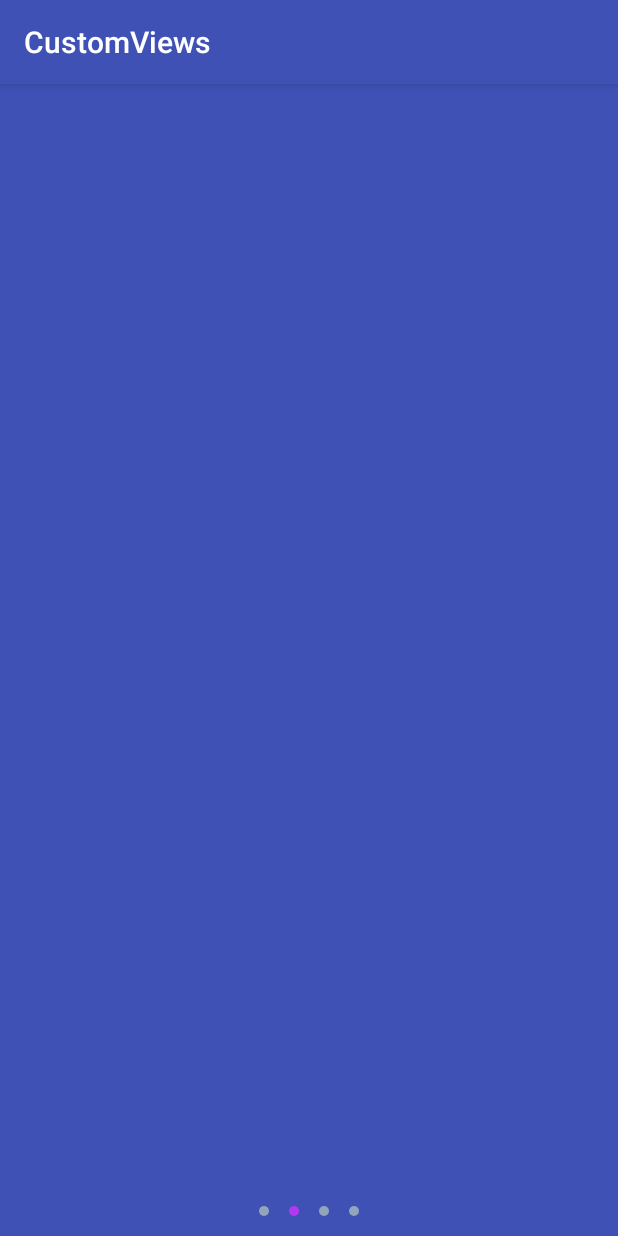
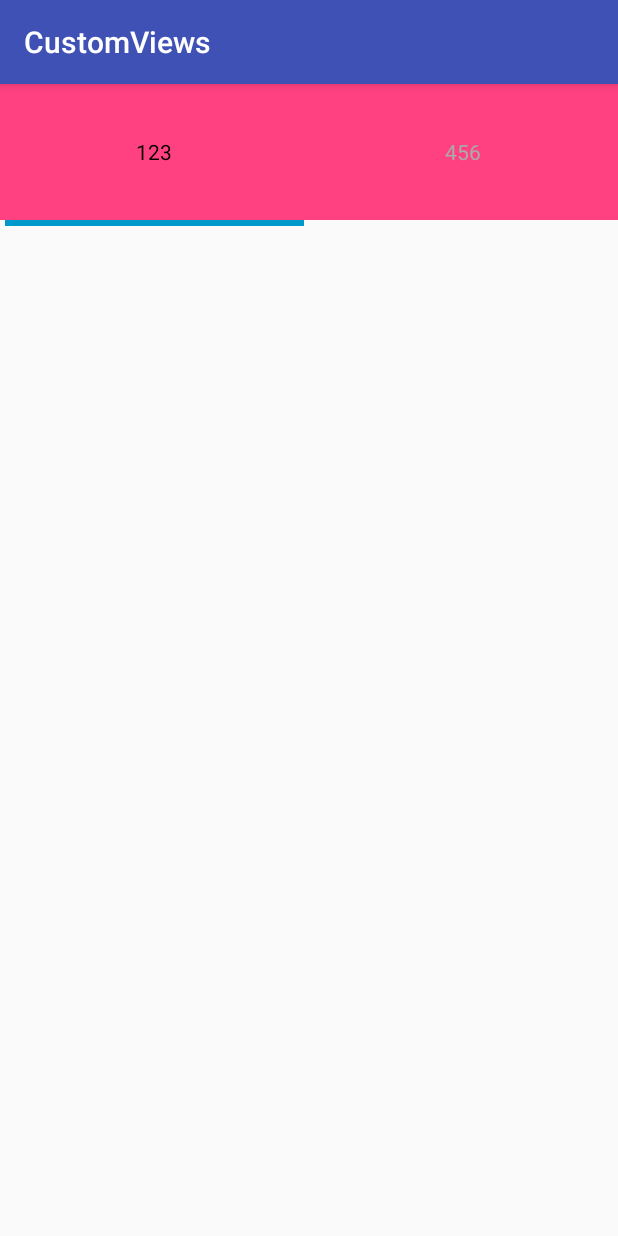
Before and after one commit to Muin613/CustomViews, an Android app: the screen it shows after launch (BannerTestAct before the commit, MainActivity after it), on a phone screen of 412 x 824 dp. Run offline under Robolectric (Android 15) with nearby library versions, the phone set to English and light mode, and no system bars.

Commit message:
增加简易的tablayout

```diff
--- a/app/src/main/AndroidManifest.xml
+++ b/app/src/main/AndroidManifest.xml
@@ -9,7 +9,7 @@
         android:roundIcon="@mipmap/ic_launcher_round"
         android:supportsRtl="true"
         android:theme="@style/AppTheme">
-        <activity android:name=".BannerTestAct">
+        <activity android:name=".MainActivity">
             <intent-filter>
                 <action android:name="android.intent.action.MAIN" />
 
--- a/app/src/main/java/com/mh/customviews/MainActivity.java
+++ b/app/src/main/java/com/mh/customviews/MainActivity.java
@@ -2,6 +2,7 @@ package com.mh.customviews;
 
 import android.support.v7.app.AppCompatActivity;
 import android.os.Bundle;
+import android.view.Gravity;
 import android.view.View;
 
 import com.mh.customviews.Chart.LineChart.ILineData;
@@ -10,6 +11,8 @@ import com.mh.customviews.Chart.LineChart.MHLineChart;
 import com.mh.customviews.Chart.PieChart.IPieData;
 import com.mh.customviews.Chart.PieChart.MHPieChart;
 import com.mh.customviews.Chart.PieChart.PieData;
+import com.mh.customviews.Tab.MHTabItem;
+import com.mh.customviews.Tab.MHTabLayout;
 
 import java.util.ArrayList;
 import java.util.List;
@@ -18,20 +21,24 @@ import java.util.Random;
 public class MainActivity extends AppCompatActivity {
     MHPieChart btn;
     MHLineChart lineChart;
+    MHTabLayout tabLayout;
 
     @Override
     protected void onCreate(Bundle savedInstanceState) {
         super.onCreate(savedInstanceState);
-        setContentView(R.layout.activity_main);
-        btn = (MHPieChart) findViewById(R.id.text);
-        lineChart = (MHLineChart) findViewById(R.id.lineChart);
+//        setContentView(R.layout.activity_main);
+//        btn = (MHPieChart) findViewById(R.id.text);
+//        lineChart = (MHLineChart) findViewById(R.id.lineChart);
+//
+//       showPieChart();
+//showLineChart();
 
-       showPieChart();
-//showLineChart();
+        setContentView(R.layout.act_tablayout);
+        tablayout();
 
     }
 
-    void showLineChart(){
+    void showLineChart() {
         lineChart.setVisibility(View.VISIBLE);
         Random random = new Random();
         List<ILineData> datas = new ArrayList<>();
@@ -44,7 +51,8 @@ public class MainActivity extends AppCompatActivity {
 
         lineChart.setTotalX(5).setTotalY(6).build().drawLine(datas);
     }
-    void showPieChart(){
+
+    void showPieChart() {
         btn.setVisibility(View.VISIBLE);
         Random random = new Random();
 
@@ -62,4 +70,27 @@ public class MainActivity extends AppCompatActivity {
 //设置数据和默认动画
         btn.setData(numList, MHPieChart.COUNT);
     }
+
+    void tablayout() {
+        tabLayout = (MHTabLayout) findViewById(R.id.mh_tab_layout);
+        MHTabItem item = new MHTabItem(this);
+        item.setText("123");
+        item.setGravity(Gravity.CENTER);
+        item.setBackgroundResource(R.color.colorAccent);
+        MHTabItem item1 = new MHTabItem(this);
+        item1.setText("456");
+        item1.setGravity(Gravity.CENTER);
+        item1.setBackgroundResource(R.color.colorAccent);
+//        MHTabItem item2 = new MHTabItem(this);
+//        item2.setText("789");
+//        item2.setGravity(Gravity.CENTER);
+//        item2.setBackgroundResource(R.color.colorAccent);
+        tabLayout.addTab(item).addTab(item1).setSelectedListener(new MHTabLayout.OnTabSelectedListener() {
+            @Override
+            public void onTabSelect(int tab) {
+                System.out.println("xuan zhong "+tab);
+            }
+        });
+        tabLayout.build();
+    }
 }
--- /dev/null
+++ b/app/src/main/java/com/mh/customviews/Tab/MHTabItem.java
@@ -0,0 +1,51 @@
+package com.mh.customviews.Tab;
+
+import android.content.Context;
+import android.support.annotation.Nullable;
+import android.util.AttributeSet;
+import android.widget.TextView;
+
+/**
+ * Created by munin on 2018/2/27.
+ */
+
+public class MHTabItem extends TextView {
+
+    private int colorResidChoose = android.R.color.black;
+    private int colorResidUnChoose = android.R.color.darker_gray;
+    private boolean choose = false;
+
+    public MHTabItem(Context context) {
+        super(context);
+    }
+
+    public MHTabItem(Context context, @Nullable AttributeSet attrs) {
+        super(context, attrs);
+    }
+
+    public MHTabItem(Context context, @Nullable AttributeSet attrs, int defStyleAttr) {
+        super(context, attrs, defStyleAttr);
+    }
+
+    public MHTabItem setColorResidChoose(int colorResidChoose) {
+        this.colorResidChoose = colorResidChoose;
+        return this;
+    }
+
+    public MHTabItem setColorResidUnChoose(int colorResidUnChoose) {
+        this.colorResidUnChoose = colorResidUnChoose;
+        return this;
+    }
+
+    public void setChoose(boolean choose) {
+        this.choose = choose;
+        if (choose)
+            this.setTextColor(getResources().getColor(colorResidChoose));
+        else
+            this.setTextColor(getResources().getColor(colorResidUnChoose));
+    }
+
+    public boolean isChoose() {
+        return choose;
+    }
+}
--- /dev/null
+++ b/app/src/main/java/com/mh/customviews/Tab/MHTabLayout.java
@@ -0,0 +1,146 @@
+package com.mh.customviews.Tab;
+
+import android.animation.Animator;
+import android.animation.ObjectAnimator;
+import android.animation.ValueAnimator;
+import android.content.Context;
+import android.support.annotation.Nullable;
+import android.util.AttributeSet;
+import android.view.Gravity;
+import android.view.View;
+import android.widget.LinearLayout;
+
+import java.util.LinkedList;
+import java.util.List;
+
+/**
+ * Created by munin on 2018/2/27.
+ */
+
+public class MHTabLayout extends LinearLayout implements View.OnClickListener {
+
+    private List<MHTabItem> views = new LinkedList<>();
+    private List<View> indicatorViews = new LinkedList<>();
+    private int defaultPos = 0;
+    private int from = 0;
+    private int to = 0;
+    private ObjectAnimator objAnimator;
+    private LinearLayout topView;
+    private LinearLayout bottomView;
+    private int topBottomRatio = 24;
+    OnTabSelectedListener selectedListener;
+
+    public MHTabLayout(Context context) {
+        super(context);
+        setOrientation(VERTICAL);
+    }
+
+    public MHTabLayout(Context context, @Nullable AttributeSet attrs) {
+        super(context, attrs);
+        setOrientation(VERTICAL);
+    }
+
+    public MHTabLayout(Context context, @Nullable AttributeSet attrs, int defStyleAttr) {
+        super(context, attrs, defStyleAttr);
+        setOrientation(VERTICAL);
+    }
+
+
+    public MHTabLayout addTab(MHTabItem view) {
+        view.setTag(views.size());
+        view.setOnClickListener(this);
+        if (views.size() == 0) {
+            view.setChoose(true);
+            View view1 = new View(getContext());
+            view1.setBackgroundColor(getResources().getColor(android.R.color.holo_blue_dark));
+            indicatorViews.add(view1);
+        } else {
+            view.setChoose(false);
+            View view1 = new View(getContext());
+            indicatorViews.add(view1);
+        }
+        views.add(view);
+        return this;
+    }
+
+    public MHTabLayout setTopBottomRatio(int topBottomRatio) {
+        this.topBottomRatio = topBottomRatio;
+        return this;
+    }
+
+    public MHTabLayout setSelectedListener(OnTabSelectedListener selectedListener) {
+        this.selectedListener = selectedListener;
+        return this;
+    }
+
+    public void build() {
+        if (views.size() == 0)
+            return;
+        topView = new LinearLayout(getContext());
+        LayoutParams LL = new LayoutParams(LayoutParams.MATCH_PARENT, 0);
+        LL.weight = topBottomRatio;
+        LayoutParams LL1 = new LayoutParams(LayoutParams.MATCH_PARENT, 0);
+        LL1.weight = 1;
+        bottomView = new LinearLayout(getContext());
+        this.setWeightSum(topBottomRatio + 1);
+        topView.setOrientation(HORIZONTAL);
+        topView.setGravity(TEXT_ALIGNMENT_CENTER);
+        this.addView(topView, LL);
+        this.addView(bottomView, LL1);
+        topView.setWeightSum(views.size());
+        for (MHTabItem item : views) {
+            LayoutParams txtL = new LayoutParams(0, LayoutParams.MATCH_PARENT);
+            txtL.weight = 1;
+            txtL.gravity = Gravity.CENTER;
+            topView.addView(item, txtL);
+        }
+        for (View view : indicatorViews) {
+            LayoutParams txtL1 = new LayoutParams(0, LayoutParams.MATCH_PARENT);
+            txtL1.weight = 1;
+            txtL1.gravity = Gravity.CENTER;
+            txtL1.rightMargin = 5;
+            txtL1.leftMargin = 5;
+            bottomView.addView(view, txtL1);
+        }
+    }
+
+
+    @Override
+    public void onClick(View v) {
+        int tag = (int) v.getTag();
+        from = defaultPos;
+        to = tag;
+        objAnimator = ObjectAnimator.ofFloat(bottomView, "TranslationX",  tag * getWidth() / views.size());
+        objAnimator.setDuration(200);
+        objAnimator.addListener(new Animator.AnimatorListener() {
+            @Override
+            public void onAnimationStart(Animator animation) {
+
+            }
+
+            @Override
+            public void onAnimationEnd(Animator animation) {
+                defaultPos = to;
+                views.get(from).setChoose(false);
+                views.get(to).setChoose(true);
+                if (null != selectedListener)
+                    selectedListener.onTabSelect(defaultPos);
+            }
+
+            @Override
+            public void onAnimationCancel(Animator animation) {
+
+            }
+
+            @Override
+            public void onAnimationRepeat(Animator animation) {
+
+            }
+        });
+        objAnimator.start();
+    }
+
+    public interface OnTabSelectedListener {
+        void onTabSelect(int tab);
+    }
+}
--- a/app/src/main/java/com/mh/customviews/Uitls/TextAutoUtils.java
+++ b/app/src/main/java/com/mh/customviews/Uitls/TextAutoUtils.java
@@ -14,6 +14,7 @@ public class TextAutoUtils {
 
 
     public static void adjustTVTextSize(final TextView tv, final String text, final float minSize) {
+        tv.setText(text);
         tv.getViewTreeObserver().addOnGlobalLayoutListener(
                 new ViewTreeObserver.OnGlobalLayoutListener() {
 
--- /dev/null
+++ b/app/src/main/res/layout/act_tablayout.xml
@@ -0,0 +1,10 @@
+<?xml version="1.0" encoding="utf-8"?>
+<LinearLayout xmlns:android="http://schemas.android.com/apk/res/android"
+    android:layout_width="match_parent"
+    android:layout_height="match_parent"
+    android:orientation="horizontal">
+    <com.mh.customviews.Tab.MHTabLayout
+        android:id="@+id/mh_tab_layout"
+        android:layout_width="match_parent"
+        android:layout_height="142px" />
+</LinearLayout>
```
Also changed, not shown: gradle/wrapper/gradle-wrapper.properties.
